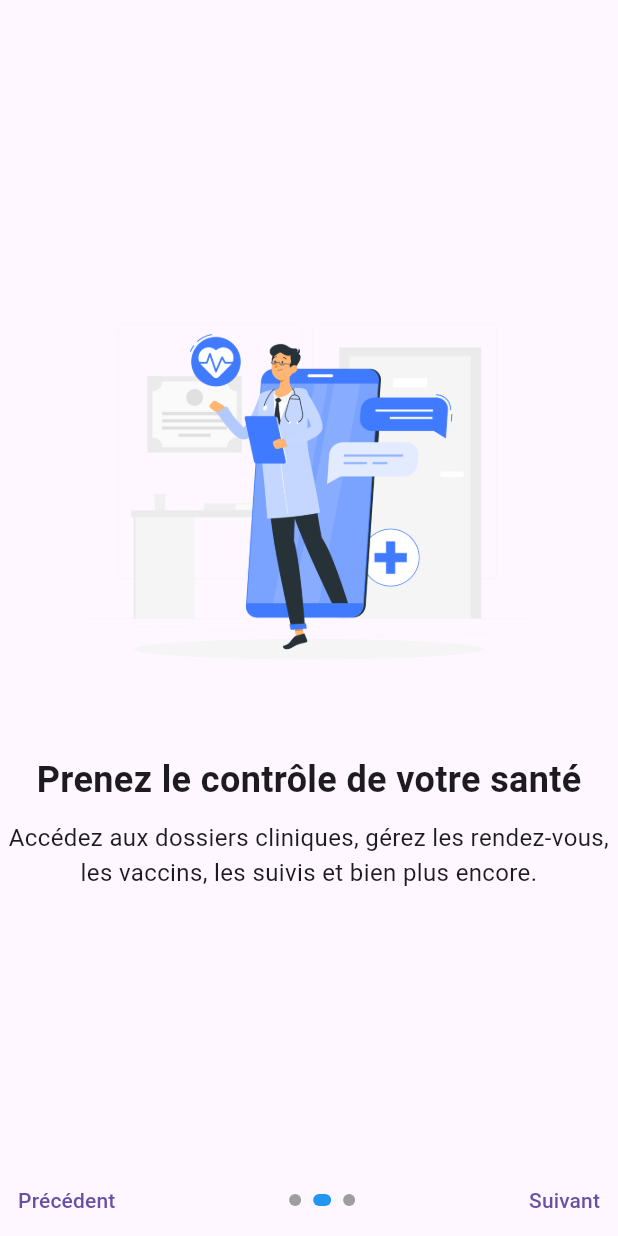
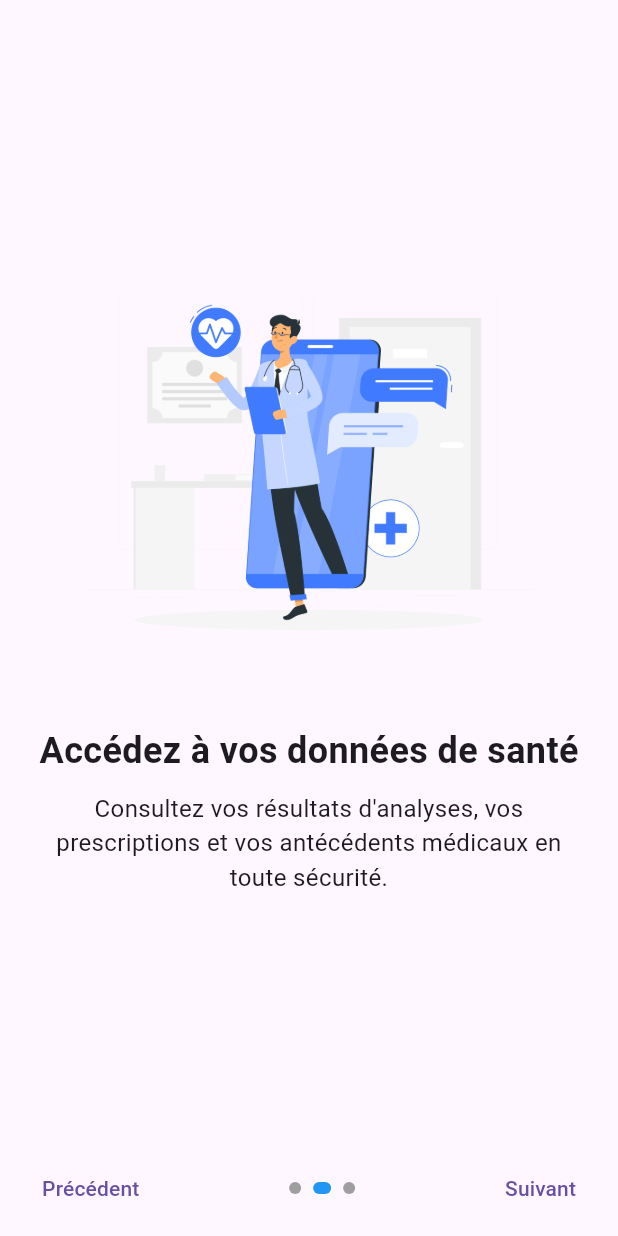
Before and after one commit to kevintomeni/vaxio, a Flutter app: the OnboardingPage screen opened by its route, after a tap on "Suivant", on a phone screen of 412 x 824 dp. Run offline on Flutter 3.47's test engine with Material 3 defaults, Android fonts, the phone set to English and light mode, and no system bars; our stand-ins replace go_router.

```diff
--- a/lib/Vue/Onboarding/onboarding_page.dart
+++ b/lib/Vue/Onboarding/onboarding_page.dart
@@ -1,5 +1,6 @@
 import 'package:flutter/material.dart';
 import 'package:go_router/go_router.dart';
+import 'package:vaxio/utils/constants.dart';
 
 class OnboardingPage extends StatefulWidget {
   const OnboardingPage({super.key});
@@ -12,47 +13,26 @@ class _OnboardingPageState extends State<OnboardingPage> {
   final PageController _pageController = PageController();
   int _currentPage = 0;
 
-  final List<Widget> _pages = [
-    _buildPage(
-      image: 'assets/images/splash1.png',
-      title: 'Prenez le contrôle de votre santé',
-      description:
+  final List<_OnboardingData> _onboardingData = [
+    _OnboardingData(
+      imagePath: 'assets/images/splash1.png',
+      titleText: 'Prenez le contrôle de votre santé',
+      descriptionText:
           'Accédez aux dossiers cliniques, gérez les rendez-vous, les vaccins, les suivis et bien plus encore.',
     ),
-    _buildPage(
-      image: 'assets/images/splash2.png',
-      title: 'Prenez le contrôle de votre santé',
-      description:
-          'Accédez aux dossiers cliniques, gérez les rendez-vous, les vaccins, les suivis et bien plus encore.',
+    _OnboardingData(
+      imagePath: 'assets/images/splash2.png',
+      titleText: 'Accédez à vos données de santé',
+      descriptionText:
+          'Consultez vos résultats d\'analyses, vos prescriptions et vos antécédents médicaux en toute sécurité.',
     ),
-    _buildPage(
-      image: 'assets/images/splash3.png',
-      title: 'Prenez le contrôle de votre santé',
-      description:
-          'Accédez aux dossiers cliniques, gérez les rendez-vous, les vaccins, les suivis et bien plus encore.',
+    _OnboardingData(
+      imagePath: 'assets/images/splash3.png',
+      titleText: 'Restez informé',
+      descriptionText:
+          'Restez informé sur vos vaccinations, vos traitements et vos rendez-vous médicaux.',
     ),
   ];
-
-  static Widget _buildPage({
-    required String image,
-    required String title,
-    required String description,
-  }) {
-    return Column(
-      mainAxisAlignment: MainAxisAlignment.center,
-      children: [
-        Image.asset(image, width: 300),
-        const SizedBox(height: 20),
-        Text(title, style: const TextStyle(fontSize: 24, fontWeight: FontWeight.bold)),
-        const SizedBox(height: 10),
-        Text(
-          description,
-          textAlign: TextAlign.center,
-          style: const TextStyle(fontSize: 16),
-        ),
-      ],
-    );
-  }
 
   void _onPageChanged(int index) {
     setState(() {
@@ -61,21 +41,20 @@ class _OnboardingPageState extends State<OnboardingPage> {
   }
 
   void _nextPage() {
-    if (_currentPage < _pages.length - 1) {
+    if (_currentPage < _onboardingData.length - 1) {
       _pageController.nextPage(
-        duration: const Duration(milliseconds: 300),
+        duration: const Duration(milliseconds: 100),
         curve: Curves.easeInOut,
       );
     } else {
-      // Utilisez GoRouter pour naviguer vers la page d'accueil
-      context.go('/home');
+      context.go(AppConstants.routeSignIn);
     }
   }
 
   void _previousPage() {
     if (_currentPage > 0) {
       _pageController.previousPage(
-        duration: const Duration(milliseconds: 300),
+        duration: const Duration(milliseconds: 100),
         curve: Curves.easeInOut,
       );
     }
@@ -90,11 +69,15 @@ class _OnboardingPageState extends State<OnboardingPage> {
             child: PageView.builder(
               controller: _pageController,
               onPageChanged: _onPageChanged,
-              itemCount: _pages.length,
-              itemBuilder: (context, index) => _pages[index],
+              itemCount: _onboardingData.length,
+              itemBuilder: (context, index) => _OnboardingPageContent(
+                data: _onboardingData[index],
               ),
             ),
-          Row(
+          ),
+          Padding(
+            padding: const EdgeInsets.symmetric(horizontal: 16, vertical: 8),
+            child: Row(
               mainAxisAlignment: MainAxisAlignment.spaceBetween,
               children: [
                 if (_currentPage > 0)
@@ -105,7 +88,7 @@ class _OnboardingPageState extends State<OnboardingPage> {
                 Row(
                   mainAxisAlignment: MainAxisAlignment.center,
                   children: List.generate(
-                  _pages.length,
+                    _onboardingData.length,
                     (index) => AnimatedContainer(
                       duration: const Duration(milliseconds: 300),
                       margin: const EdgeInsets.symmetric(horizontal: 4),
@@ -120,12 +103,64 @@ class _OnboardingPageState extends State<OnboardingPage> {
                 ),
                 TextButton(
                   onPressed: _nextPage,
-                child: Text(_currentPage == _pages.length - 1 ? 'Terminer' : 'Suivant'),
+                  child: Text(
+                    _currentPage == _onboardingData.length - 1
+                        ? 'Terminer'
+                        : 'Suivant',
+                  ),
                 ),
               ],
+            ),
           ),
         ],
       ),
     );
   }
 }
+
+class _OnboardingData {
+  final String imagePath;
+  final String titleText;
+  final String descriptionText;
+
+  const _OnboardingData({
+    required this.imagePath,
+    required this.titleText,
+    required this.descriptionText,
+  });
+}
+
+class _OnboardingPageContent extends StatelessWidget {
+  final _OnboardingData data;
+
+  const _OnboardingPageContent({required this.data});
+
+  @override
+  Widget build(BuildContext context) {
+    return Padding(
+      padding: const EdgeInsets.symmetric(horizontal: 20),
+      child: Column(
+        mainAxisAlignment: MainAxisAlignment.center,
+        children: [
+          Image.asset(data.imagePath, width: 300),
+          const SizedBox(height: 20),
+          Text(
+            data.titleText,
+            style: const TextStyle(
+              fontSize: 24,
+              fontWeight: FontWeight.bold,
+            ),
+          ),
+          const SizedBox(height: 10),
+          Text(
+            data.descriptionText,
+            textAlign: TextAlign.center,
+            style: const TextStyle(
+              fontSize: 16,
+            ),
+          ),
+        ],
+      ),
+    );
+  }
+}
--- a/lib/utils/constants.dart
+++ b/lib/utils/constants.dart
@@ -2,6 +2,10 @@ class AppConstants {
   // Noms de routes
   static const String routeLoading = '/';
   static const String routeHome = '/home';
+  static const String routeOnboarding = '/onboarding';
+  static const String routeLoadingPage = '/loading';
+  static const String routeSignIn = '/sign-in';
+  static const String routeSignUp = '/sign-up';
 
   // Durées d'animation
   static const int animationDurationShort = 200;
```
Also changed, not shown: lib/Vue/Auth/sign_in_page.dart (added, +128 -0 lines), lib/Vue/Auth/sign_up_page.dart (added, +145 -0 lines), lib/Vue/Loading_page/loadingPage.dart (+51 -26 lines), lib/main.dart (+16 -5 lines), lib/route/app_router.dart (deleted, +0 -27 lines), 2 other files. Lines whose indentation alone changed are shown as unchanged.
